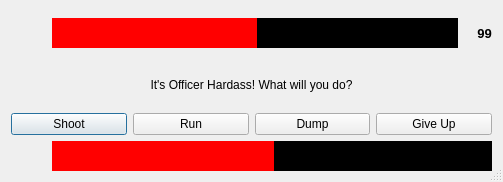
Before: the Qt Designer form dopewars/templates/fight_dialog.ui in wizzomafizzo/dopewars, drawn with Qt 5.
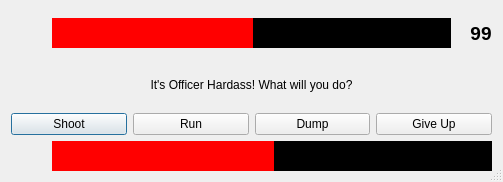
After: the same form once the commit is applied. Icons and pictures are not drawn.

Patch:
```diff
--- a/dopewars/templates/fight_dialog.ui
+++ b/dopewars/templates/fight_dialog.ui
@@ -102,7 +102,7 @@
       <widget class="QLabel" name="label_3">
        <property name="font">
         <font>
-         <pointsize>10</pointsize>
+         <pointsize>14</pointsize>
          <weight>75</weight>
          <bold>true</bold>
         </font>
```
Left out of the diff: 14 changed lines with no effect on the pictures.
